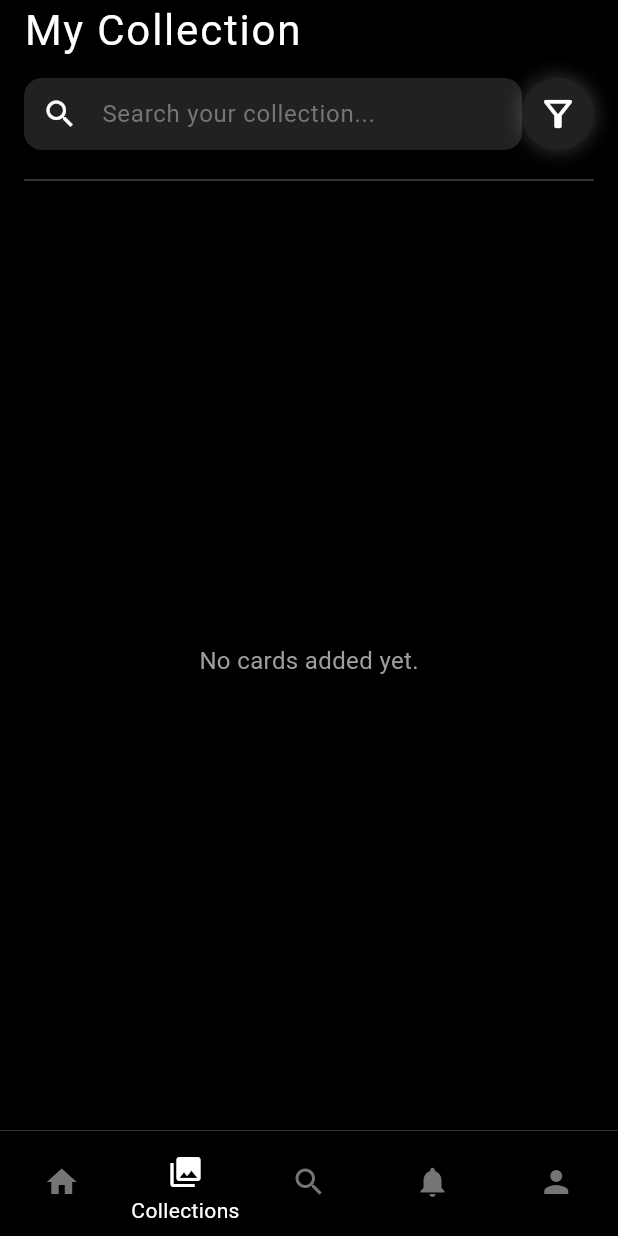
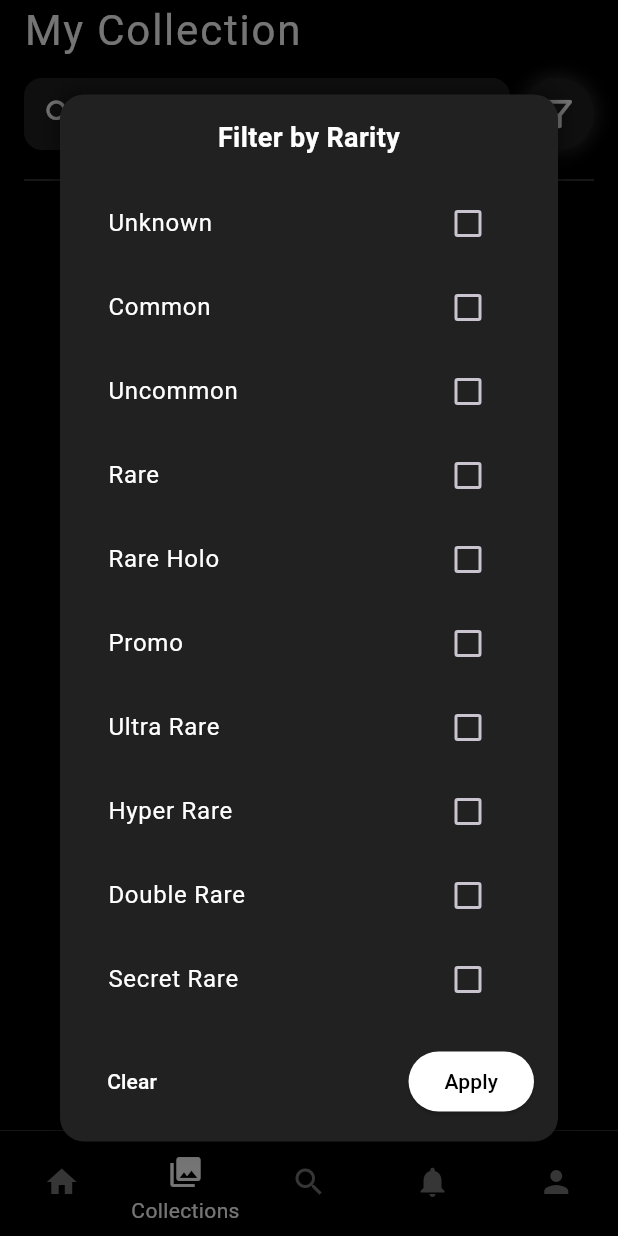
Before and after one commit to lee-ranaweer/holo, a Flutter app: the screen it shows once a user with an empty profile is signed in, item 2 of the bottom bar chosen, after a tap on the "filter alt" icon, on a phone screen of 412 x 824 dp. Run offline on Flutter 3.47's test engine with Material 3 defaults, Android fonts, the phone set to English and light mode, and no system bars; our stand-ins replace cloud_firestore, firebase_auth, firebase_core, flutter_riverpod, go_router; accounts and stored records are empty.

Commit message:
Added filter functionality to the collections page

```diff
--- a/lib/pages/collections_page.dart
+++ b/lib/pages/collections_page.dart
@@ -6,6 +6,117 @@ import '../widgets/card_widgets.dart';
 
 class CollectionsPage extends ConsumerWidget  {
   const CollectionsPage({super.key});
+
+  void _showRarityFilter(BuildContext context, WidgetRef ref) {
+    const rarityOptions = [
+      'Unknown',
+      'Common',
+      'Uncommon',
+      'Rare',
+      'Rare Holo',
+      'Promo',
+      'Ultra Rare',
+      'Hyper Rare',
+      'Double Rare',
+      'Secret Rare',
+    ];
+
+    final currentSelection = ref.read(selectedRaritiesProvider);
+    var tempSelection = Set<String>.from(currentSelection);
+
+    showDialog(
+      context: context,
+      builder: (context) {
+        return StatefulBuilder(
+          builder: (context, setState) {
+            return Dialog(
+              backgroundColor: Colors.transparent,
+              child: Container(
+                padding: const EdgeInsets.all(16.0),
+                decoration: BoxDecoration(
+                  color: Colors.grey.shade900,
+                  borderRadius: BorderRadius.circular(16.0),
+                  boxShadow: [
+                    BoxShadow(
+                      color: Colors.black.withOpacity(0.4),
+                      blurRadius: 10,
+                      spreadRadius: 2,
+                    ),
+                  ],
+                ),
+                child: Column(
+                  mainAxisSize: MainAxisSize.min,
+                  crossAxisAlignment: CrossAxisAlignment.stretch,
+                  children: [
+                    Text(
+                      "Filter by Rarity",
+                      style: TextStyle(
+                        color: Colors.white,
+                        fontSize: 18,
+                        fontWeight: FontWeight.w600,
+                      ),
+                      textAlign: TextAlign.center,
+                    ),
+                    const SizedBox(height: 16),
+                    ...rarityOptions.map((rarity) {
+                      return CheckboxListTile(
+                        title: Text(
+                          rarity,
+                          style: TextStyle(color: Colors.white),
+                        ),
+                        value: tempSelection.contains(rarity),
+                        activeColor: Colors.green,
+                        checkColor: Colors.white,
+                        onChanged: (bool? value) {
+                          setState(() {
+                            if (value == true) {
+                              tempSelection.add(rarity);
+                            } else {
+                              tempSelection.remove(rarity);
+                            }
+                          });
+                        },
+                      );
+                    }),
+                    const SizedBox(height: 16),
+                    Row(
+                      mainAxisAlignment: MainAxisAlignment.spaceBetween,
+                      children: [
+                        TextButton(
+                          onPressed: () {
+                            tempSelection.clear();
+                            ref.read(selectedRaritiesProvider.notifier).state = tempSelection;
+                            Navigator.pop(context);
+                          },
+                          child: Text(
+                            'Clear',
+                            style: TextStyle(color: Colors.white),
+                          ),
+                        ),
+                        ElevatedButton(
+                          onPressed: () {
+                            ref.read(selectedRaritiesProvider.notifier).state = tempSelection;
+                            Navigator.pop(context);
+                          },
+                          style: ElevatedButton.styleFrom(
+                            backgroundColor: Colors.white,
+                            foregroundColor: Colors.black,
+                          ),
+                          child: const Text('Apply'),
+                        ),
+                      ],
+                    ),
+                  ],
+                ),
+              ),
+            );
+          },
+        );
+      },
+    );
+  }
+
+
 
   @override
   Widget build(BuildContext context, WidgetRef ref) {
@@ -65,13 +176,12 @@ class CollectionsPage extends ConsumerWidget  {
                       ),
                     ),
                   ),
+                  const SizedBox(width: 8),
                   // Filter Button
                   FittedBox(
                     fit: BoxFit.scaleDown,
                     child: GestureDetector(
-                      onTap: () {
-                        // TODO: Implement collection filter
-                      },
+                      onTap: () => _showRarityFilter(context, ref),
                       child: Container(
                         padding: const EdgeInsets.all(10.0),
                         decoration: BoxDecoration(
@@ -93,31 +203,6 @@ class CollectionsPage extends ConsumerWidget  {
                       ),
                     ),
                   ),
-                  // Plus button for adding cards
-                  // GestureDetector(
-                  //   onTap: () {
-                  //     context.go('/search');
-                  //   },
-                  //   child: Container(
-                  //     padding: const EdgeInsets.all(14.0),
-                  //     decoration: BoxDecoration(
-                  //       shape: BoxShape.circle,
-                  //       color: Colors.white,
-                  //       boxShadow: [
-                  //         BoxShadow(
-                  //           color: Colors.white.withOpacity(0.2),
-                  //           blurRadius: 10,
-                  //           spreadRadius: 1,
-                  //         ),
-                  //       ],
-                  //     ),
-                  //     child: const Icon(
-                  //       Icons.add,
-                  //       size: 28,
-                  //       color: Colors.black,
-                  //     ),
-                  //   ),
-                  // ),
                 ],
               ),
             ),
@@ -165,38 +250,4 @@ class CollectionsPage extends ConsumerWidget  {
       itemBuilder: (context, index) => CardListItem(card: cards[index]),
     );
   }
-
-  // Button styling function for "Filter" and "Rec"
-  Widget _buildButton(
-    BuildContext context,
-    String label,
-    IconData icon,
-    VoidCallback onTap,
-  ) {
-    return GestureDetector(
-      onTap: onTap,
-      child: Container(
-        padding: const EdgeInsets.symmetric(horizontal: 18.0, vertical: 12.0),
-        decoration: BoxDecoration(
-          color: Colors.grey.shade900,
-          borderRadius: BorderRadius.circular(12.0),
-          border: Border.all(color: Colors.grey.shade800, width: 1),
-        ),
-        child: Row(
-          children: [
-            Icon(icon, size: 18, color: Colors.white),
-            const SizedBox(width: 8),
-            Text(
-              label,
-              style: const TextStyle(
-                color: Colors.white,
-                fontSize: 16,
-                fontWeight: FontWeight.w500,
-              ),
-            ),
-          ],
-        ),
-      ),
-    );
-  }
 }
--- a/lib/services/auth_service.dart
+++ b/lib/services/auth_service.dart
@@ -28,16 +28,26 @@ final collectionServiceProvider = Provider<CollectionService>((ref) {
 
 final searchQueryProvider = StateProvider<String>((ref) => '');
 
+final selectedRaritiesProvider = StateProvider<Set<String>>((ref) => Set());
+
 final filteredCollectionProvider = Provider<AsyncValue<List<Map<String, dynamic>>>>((ref) {
   final collectionAsync = ref.watch(collectionProvider);
   final query = ref.watch(searchQueryProvider).toLowerCase().trim();
+  final selectedRarities = ref.watch(selectedRaritiesProvider);
 
   return collectionAsync.when(
     data: (cards) {
-      if (query.isEmpty) return AsyncData(cards);
-      final filtered = cards.where((card) =>
-        card['name'].toLowerCase().contains(query)
-      ).toList();
+      final filtered = cards.where((card) {
+        final nameMatch = query.isEmpty ||
+            card['name'].toLowerCase().contains(query);
+
+        final cardRarity = card['rarity']?.toLowerCase() ?? 'unknown';
+        final rarityMatch = selectedRarities.isEmpty ||
+            selectedRarities.any((rarity) =>
+                cardRarity.contains(rarity.toLowerCase()));
+
+        return nameMatch && rarityMatch;
+      }).toList();
       return AsyncData(filtered);
     },
     loading: () => const AsyncLoading(),
```
Also changed, not shown: 1 other file.
